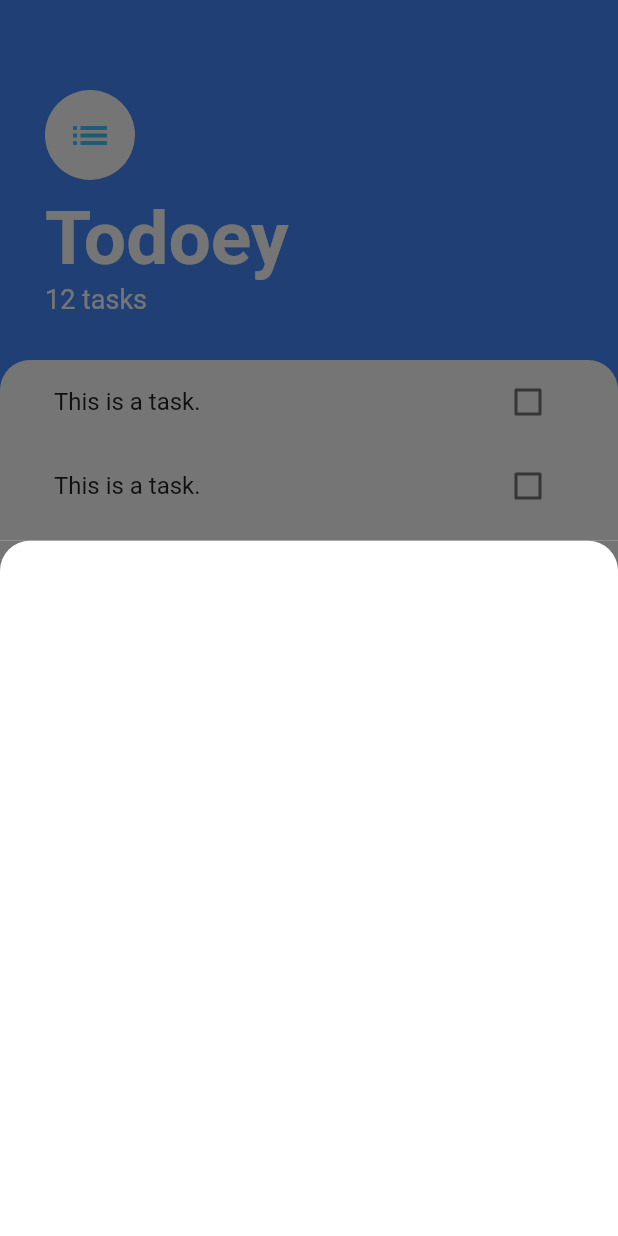
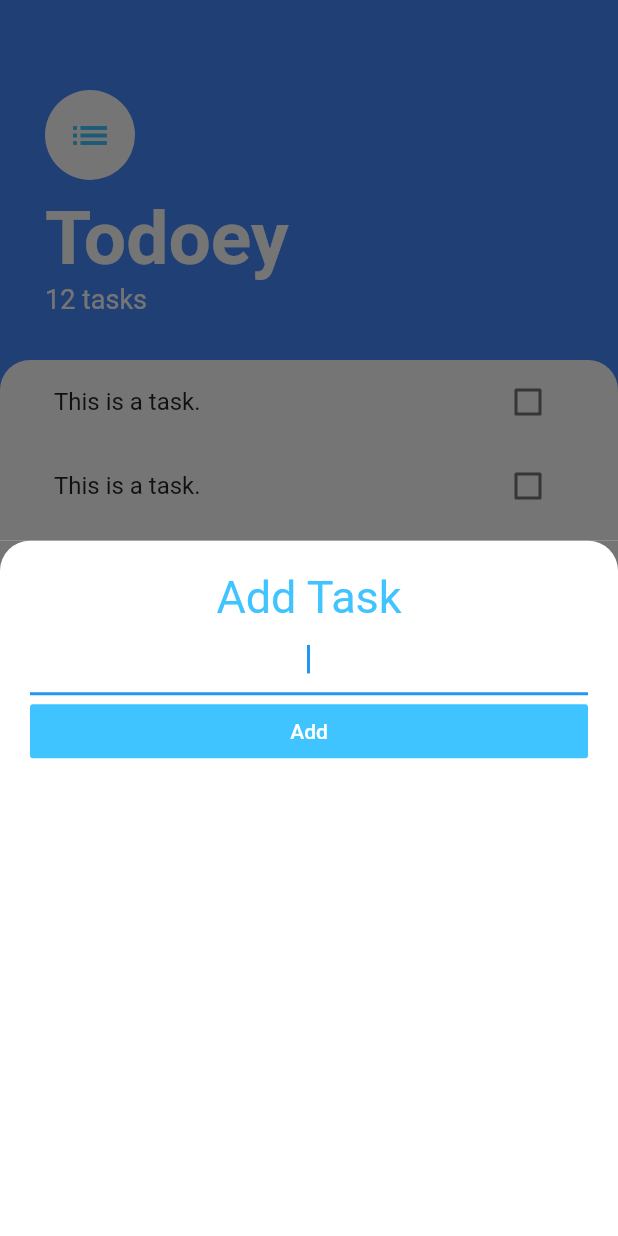
Before and after one commit to miller7777777/todoey_flutter, a Flutter app: the screen it shows after launch, after a tap on the "add" icon, on a phone screen of 412 x 824 dp. Run offline on Flutter 3.47's test engine with Material 2 defaults, Android fonts, the phone set to English and light mode, and no system bars.

Commit message:
Доделал форму ввода задачи;

```diff
--- a/lib/screens/add_task_screen.dart
+++ b/lib/screens/add_task_screen.dart
@@ -1,4 +1,5 @@
 import 'package:flutter/material.dart';
+import 'package:flutter/services.dart';
 
 class AddTaskScreen extends StatelessWidget {
   @override
@@ -6,6 +7,7 @@ class AddTaskScreen extends StatelessWidget {
     return Container(
       color: Color(0xff757575),
       child: Container(
+        padding: EdgeInsets.all(20.0),
         decoration: BoxDecoration(
           color: Colors.white,
           borderRadius: BorderRadius.only(
@@ -13,6 +15,31 @@ class AddTaskScreen extends StatelessWidget {
             topRight: Radius.circular(20.0),
           ),
         ),
+        child: Column(
+          crossAxisAlignment: CrossAxisAlignment.stretch,
+          children: <Widget>[
+            Text(
+              'Add Task',
+              textAlign: TextAlign.center,
+              style: TextStyle(
+                fontSize: 30.0,
+                color: Colors.lightBlueAccent,
+              ),
+            ),
+            TextField(
+              autofocus: true,
+              textAlign: TextAlign.center,
+            ),
+            FlatButton(
+              onPressed: () {},
+              child: Text(
+                'Add',
+                style: TextStyle(color: Colors.white),
+              ),
+              color: Colors.lightBlueAccent,
+            ),
+          ],
+        ),
       ),
     );
   }
```
